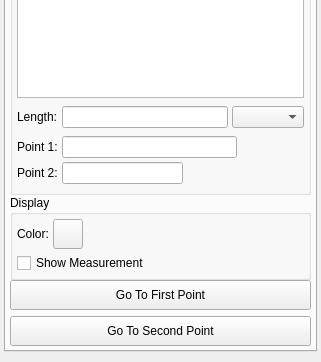
Qt form src/Interface/ToolInterface/MeasurementToolInterface.ui (SCIInstitute/Seg3D) before a commit; both pictures show x 0 to 321 and y 211 to 573 of the 321 by 573 pixel window.
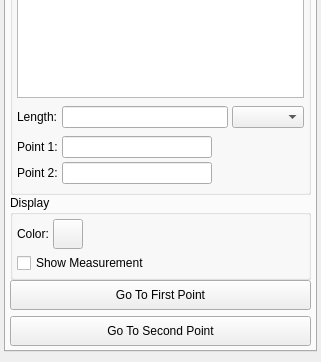
The same form after that commit. Custom widgets are drawn as their Qt base class.

```diff
--- a/src/Interface/ToolInterface/MeasurementToolInterface.ui
+++ b/src/Interface/ToolInterface/MeasurementToolInterface.ui
@@ -781,7 +781,7 @@
                           <widget class="QLineEdit" name="p0_value_">
                            <property name="minimumSize">
                             <size>
-                             <width>175</width>
+                             <width>150</width>
                              <height>0</height>
                             </size>
                            </property>
@@ -839,6 +839,12 @@
                          </item>
                          <item>
                           <widget class="QLineEdit" name="p1_value_">
+                           <property name="minimumSize">
+                            <size>
+                             <width>150</width>
+                             <height>0</height>
+                            </size>
+                           </property>
                            <property name="readOnly">
                             <bool>true</bool>
                            </property>
```
